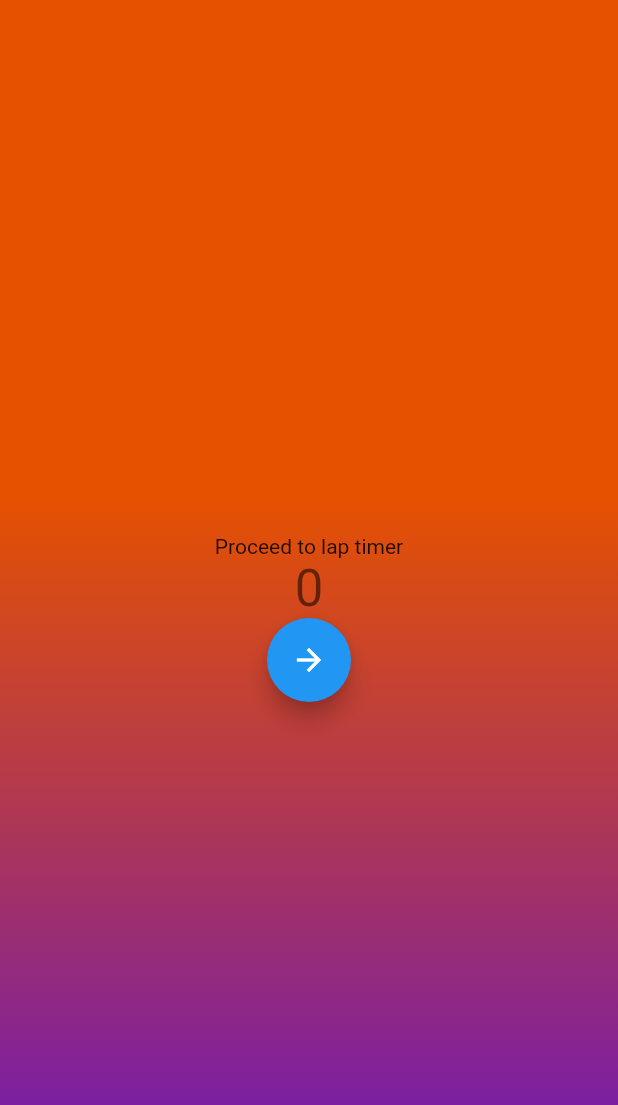
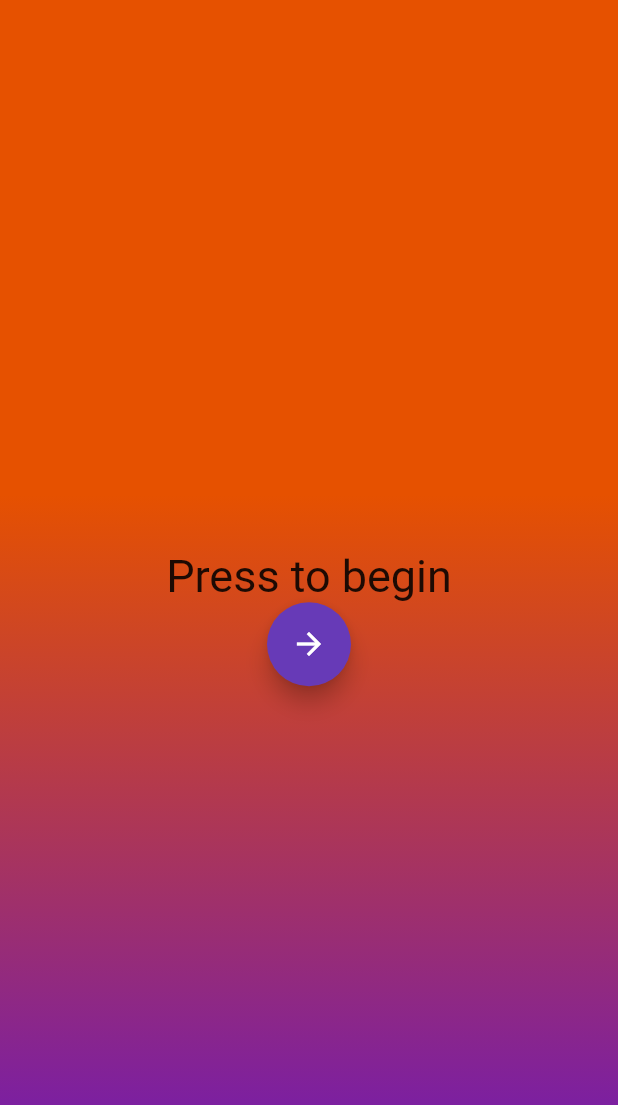
Before and after one commit to KeeshaCain/runningLapsForFun, a Flutter app: the screen it shows after launch, on a phone screen of 412 x 824 dp. Shown: the top 1105 px of the screen. Run offline on Flutter 3.47's test engine with Material 2 defaults, Android fonts, the phone set to English and light mode, and no system bars.

Commit message:
font size change

```diff
--- a/lib/main.dart
+++ b/lib/main.dart
@@ -17,7 +17,7 @@ class WelcomeScreen extends StatelessWidget {
         // "hot reload" (press "r" in the console where you ran "flutter run",
         // or press Run > Flutter Hot Reload in IntelliJ). Notice that the
         // counter didn't reset back to zero; the application is not restarted.
-        primarySwatch: Colors.blue,
+        primarySwatch: Colors.deepPurple,
       ),
       home: new MyHomePage(title: 'Lap Counter'),
     );
@@ -99,11 +99,9 @@ class _MyHomePageState extends State<MyHomePage> {
             mainAxisAlignment: MainAxisAlignment.center,
             children: <Widget>[
               new Text(
-                'Proceed to lap timer',
-              ),
-              new Text(
-                '$_counter',
-                style: Theme.of(context).textTheme.display1,
+                'Press to begin',
+                style: new TextStyle(fontSize: 30.0),
+
               ),
               new FloatingActionButton(
                 onPressed: () {
```
Lines whose indentation alone changed are shown as unchanged.
